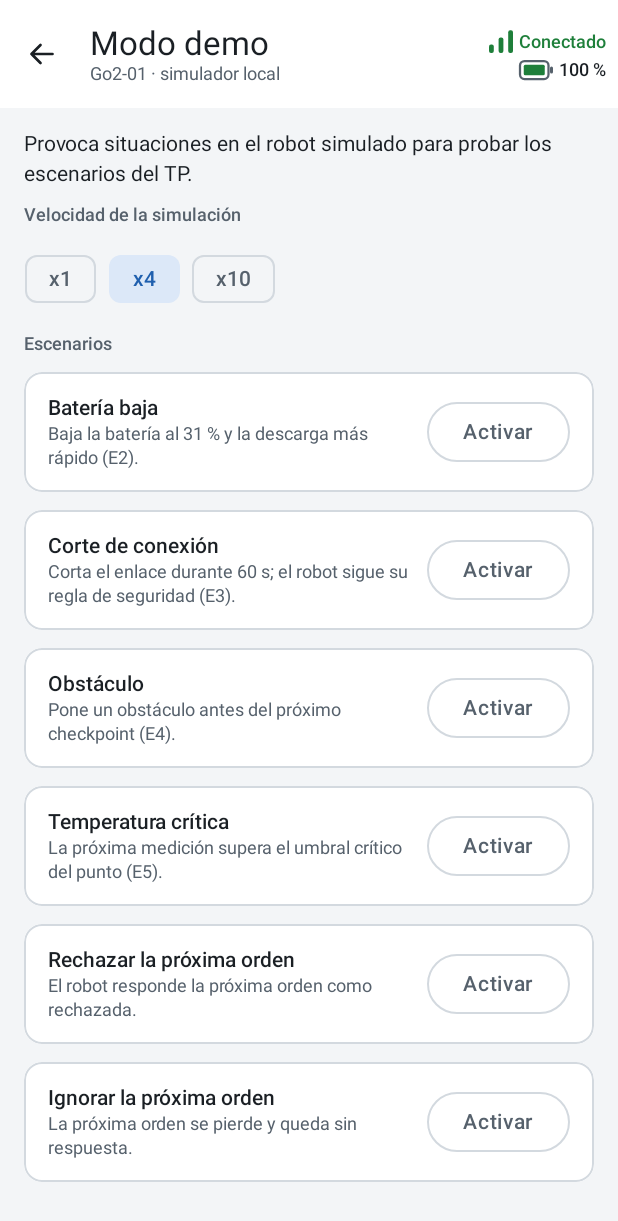
After one commit to Forche/tp-hmi-go2-rondas, an Android app built with Jetpack Compose: the composable SimulatorScreen shown on its own in the app's theme, on a phone screen of 412 x 824 dp. The commit adds this screen. Shown: the top 1221 px of the screen. Run offline under Robolectric (Android 15) with nearby library versions, the phone set to English and light mode, and no system bars; our stand-ins replace Dagger/Hilt's generated code.

Commit message:
Add demo mode screen to trigger the simulated scenarios
Low battery, connection loss, obstacle, critical temperature, and a
rejected or lost next command, plus the simulation speed.

```diff
--- /dev/null
+++ b/app/src/main/java/ar/edu/uade/go2rondas/presentation/simulator/SimulatorScreen.kt
@@ -0,0 +1,154 @@
+package ar.edu.uade.go2rondas.presentation.simulator
+
+import androidx.annotation.StringRes
+import androidx.compose.foundation.background
+import androidx.compose.foundation.border
+import androidx.compose.foundation.layout.Arrangement
+import androidx.compose.foundation.layout.Column
+import androidx.compose.foundation.layout.Row
+import androidx.compose.foundation.layout.fillMaxSize
+import androidx.compose.foundation.layout.fillMaxWidth
+import androidx.compose.foundation.layout.padding
+import androidx.compose.foundation.rememberScrollState
+import androidx.compose.foundation.shape.RoundedCornerShape
+import androidx.compose.foundation.verticalScroll
+import androidx.compose.material3.FilterChip
+import androidx.compose.material3.MaterialTheme
+import androidx.compose.material3.OutlinedButton
+import androidx.compose.material3.Text
+import androidx.compose.runtime.Composable
+import androidx.compose.runtime.LaunchedEffect
+import androidx.compose.runtime.getValue
+import androidx.compose.ui.Alignment
+import androidx.compose.ui.Modifier
+import androidx.compose.ui.draw.clip
+import androidx.compose.ui.platform.LocalContext
+import androidx.compose.ui.res.stringResource
+import androidx.compose.ui.unit.dp
+import androidx.hilt.navigation.compose.hiltViewModel
+import androidx.lifecycle.compose.collectAsStateWithLifecycle
+import ar.edu.uade.go2rondas.R
+import ar.edu.uade.go2rondas.core.model.UiState
+import ar.edu.uade.go2rondas.domain.model.SimulationScenario
+import ar.edu.uade.go2rondas.presentation.common.LocalSnackbarHostState
+import ar.edu.uade.go2rondas.presentation.common.components.ErrorView
+import ar.edu.uade.go2rondas.presentation.common.components.LoadingView
+import ar.edu.uade.go2rondas.presentation.common.components.RobotTopBar
+import ar.edu.uade.go2rondas.presentation.common.rememberNow
+
+@StringRes
+private fun SimulationScenario.titleRes(): Int = when (this) {
+    SimulationScenario.LOW_BATTERY -> R.string.scenario_low_battery
+    SimulationScenario.CONNECTION_LOSS -> R.string.scenario_connection_loss
+    SimulationScenario.OBSTACLE -> R.string.scenario_obstacle
+    SimulationScenario.HIGH_TEMPERATURE -> R.string.scenario_high_temperature
+    SimulationScenario.REJECT_NEXT_COMMAND -> R.string.scenario_reject
+    SimulationScenario.IGNORE_NEXT_COMMAND -> R.string.scenario_ignore
+}
+
+@StringRes
+private fun SimulationScenario.detailRes(): Int = when (this) {
+    SimulationScenario.LOW_BATTERY -> R.string.scenario_low_battery_detail
+    SimulationScenario.CONNECTION_LOSS -> R.string.scenario_connection_loss_detail
+    SimulationScenario.OBSTACLE -> R.string.scenario_obstacle_detail
+    SimulationScenario.HIGH_TEMPERATURE -> R.string.scenario_high_temperature_detail
+    SimulationScenario.REJECT_NEXT_COMMAND -> R.string.scenario_reject_detail
+    SimulationScenario.IGNORE_NEXT_COMMAND -> R.string.scenario_ignore_detail
+}
+
+private val TimeScales = listOf(1, 4, 10)
+
+@Composable
+fun SimulatorScreen(onBack: () -> Unit, viewModel: SimulatorViewModel = hiltViewModel()) {
+    val state by viewModel.uiState.collectAsStateWithLifecycle()
+    val snackbar = LocalSnackbarHostState.current
+    val context = LocalContext.current
+    LaunchedEffect(Unit) {
+        viewModel.effects.collect { effect ->
+            when (effect) {
+                is SimulatorUiEffect.Triggered -> snackbar.showSnackbar(
+                    context.getString(R.string.simulator_triggered, context.getString(effect.scenario.titleRes()))
+                )
+            }
+        }
+    }
+    val now = rememberNow()
+    Column(Modifier.fillMaxSize().background(MaterialTheme.colorScheme.background)) {
+        RobotTopBar(
+            title = stringResource(R.string.simulator_title),
+            snapshot = (state as? UiState.Success)?.data?.snapshot,
+            now = now,
+            onBack = onBack
+        )
+        when (val current = state) {
+            UiState.Idle, UiState.Loading -> LoadingView()
+            is UiState.Error -> ErrorView(current.message)
+            is UiState.Success -> SimulatorBody(current.data, viewModel::onTimeScaleSelected, viewModel::onTrigger)
+        }
+    }
+}
+
+@Composable
+private fun SimulatorBody(
+    data: SimulatorData,
+    onTimeScaleSelected: (Int) -> Unit,
+    onTrigger: (SimulationScenario) -> Unit
+) {
+    Column(
+        Modifier
+            .fillMaxSize()
+            .verticalScroll(rememberScrollState())
+            .padding(16.dp),
+        verticalArrangement = Arrangement.spacedBy(12.dp)
+    ) {
+        if (!data.available) {
+            Text(stringResource(R.string.simulator_unavailable), style = MaterialTheme.typography.bodyMedium)
+            return@Column
+        }
+        Text(stringResource(R.string.simulator_intro), style = MaterialTheme.typography.bodyMedium)
+        Label(stringResource(R.string.simulator_speed))
+        Row(horizontalArrangement = Arrangement.spacedBy(8.dp)) {
+            TimeScales.forEach { scale ->
+                FilterChip(
+                    selected = data.timeScale == scale,
+                    onClick = { onTimeScaleSelected(scale) },
+                    label = { Text(stringResource(R.string.simulator_speed_value, scale)) }
+                )
+            }
+        }
+        Label(stringResource(R.string.simulator_scenarios))
+        SimulationScenario.entries.forEach { scenario ->
+            ScenarioCard(scenario, onTrigger = { onTrigger(scenario) })
+        }
+    }
+}
+
+@Composable
+private fun ScenarioCard(scenario: SimulationScenario, onTrigger: () -> Unit) {
+    val shape = RoundedCornerShape(12.dp)
+    Row(
+        modifier = Modifier
+            .fillMaxWidth()
+            .clip(shape)
+            .background(MaterialTheme.colorScheme.surface)
+            .border(1.dp, MaterialTheme.colorScheme.outline, shape)
+            .padding(16.dp),
+        verticalAlignment = Alignment.CenterVertically,
+        horizontalArrangement = Arrangement.spacedBy(12.dp)
+    ) {
+        Column(Modifier.weight(1f), verticalArrangement = Arrangement.spacedBy(2.dp)) {
+            Text(stringResource(scenario.titleRes()), style = MaterialTheme.typography.labelLarge)
+            Text(
+                stringResource(scenario.detailRes()),
+                style = MaterialTheme.typography.bodySmall,
+                color = MaterialTheme.colorScheme.onSurfaceVariant
+            )
+        }
+        OutlinedButton(onClick = onTrigger) { Text(stringResource(R.string.simulator_trigger)) }
+    }
+}
+
+@Composable
+private fun Label(text: String) {
+    Text(text, style = MaterialTheme.typography.labelMedium, color = MaterialTheme.colorScheme.onSurfaceVariant)
+}
--- /dev/null
+++ b/app/src/main/java/ar/edu/uade/go2rondas/presentation/simulator/SimulatorViewModel.kt
@@ -0,0 +1,66 @@
+package ar.edu.uade.go2rondas.presentation.simulator
+
+import androidx.lifecycle.ViewModel
+import androidx.lifecycle.viewModelScope
+import ar.edu.uade.go2rondas.core.model.UiState
+import ar.edu.uade.go2rondas.domain.model.RobotSnapshot
+import ar.edu.uade.go2rondas.domain.model.SimulationScenario
+import ar.edu.uade.go2rondas.domain.usecase.ObserveRobotSnapshotUseCase
+import ar.edu.uade.go2rondas.domain.usecase.ObserveSimulationAvailableUseCase
+import ar.edu.uade.go2rondas.domain.usecase.ObserveSimulationTimeScaleUseCase
+import ar.edu.uade.go2rondas.domain.usecase.SetSimulationTimeScaleUseCase
+import ar.edu.uade.go2rondas.domain.usecase.TriggerSimulationScenarioUseCase
+import dagger.hilt.android.lifecycle.HiltViewModel
+import kotlinx.coroutines.flow.MutableSharedFlow
+import kotlinx.coroutines.flow.SharedFlow
+import kotlinx.coroutines.flow.SharingStarted
+import kotlinx.coroutines.flow.StateFlow
+import kotlinx.coroutines.flow.asSharedFlow
+import kotlinx.coroutines.flow.catch
+import kotlinx.coroutines.flow.combine
+import kotlinx.coroutines.flow.map
+import kotlinx.coroutines.flow.stateIn
+import kotlinx.coroutines.launch
+import javax.inject.Inject
+
+data class SimulatorData(
+    val snapshot: RobotSnapshot,
+    val available: Boolean,
+    val timeScale: Int
+)
+
+sealed interface SimulatorUiEffect {
+    data class Triggered(val scenario: SimulationScenario) : SimulatorUiEffect
+}
+
+@HiltViewModel
+class SimulatorViewModel @Inject constructor(
+    observeRobotSnapshot: ObserveRobotSnapshotUseCase,
+    observeSimulationAvailable: ObserveSimulationAvailableUseCase,
+    observeTimeScale: ObserveSimulationTimeScaleUseCase,
+    private val setTimeScale: SetSimulationTimeScaleUseCase,
+    private val triggerScenario: TriggerSimulationScenarioUseCase
+) : ViewModel() {
+
+    val uiState: StateFlow<UiState<SimulatorData>> =
+        combine(observeRobotSnapshot(), observeSimulationAvailable(), observeTimeScale()) { snapshot, available, scale ->
+            SimulatorData(snapshot, available, scale)
+        }
+            .map<SimulatorData, UiState<SimulatorData>> { UiState.Success(it) }
+            .catch { emit(UiState.Error(it.message ?: "Error")) }
+            .stateIn(viewModelScope, SharingStarted.WhileSubscribed(5_000), UiState.Loading)
+
+    private val _effects = MutableSharedFlow<SimulatorUiEffect>()
+    val effects: SharedFlow<SimulatorUiEffect> = _effects.asSharedFlow()
+
+    fun onTimeScaleSelected(scale: Int) {
+        viewModelScope.launch { setTimeScale(scale) }
+    }
+
+    fun onTrigger(scenario: SimulationScenario) {
+        viewModelScope.launch {
+            triggerScenario(scenario)
+            _effects.emit(SimulatorUiEffect.Triggered(scenario))
+        }
+    }
+}
--- a/app/src/main/res/values/strings.xml
+++ b/app/src/main/res/values/strings.xml
@@ -246,6 +246,29 @@
     <string name="panel_last_mission">Última ronda: %1$s</string>
     <string name="panel_see_summary">Ver resumen</string>
 
+    <!-- Modo demo -->
+    <string name="simulator_title">Modo demo</string>
+    <string name="cd_open_simulator">Abrir el modo demo</string>
+    <string name="simulator_intro">Provoca situaciones en el robot simulado para probar los escenarios del TP.</string>
+    <string name="simulator_unavailable">El modo demo sólo funciona con el simulador local.</string>
+    <string name="simulator_speed">Velocidad de la simulación</string>
+    <string name="simulator_speed_value">x%1$d</string>
+    <string name="simulator_scenarios">Escenarios</string>
+    <string name="simulator_trigger">Activar</string>
+    <string name="simulator_triggered">Escenario activado: %1$s</string>
+    <string name="scenario_low_battery">Batería baja</string>
+    <string name="scenario_low_battery_detail">Baja la batería al 31 % y la descarga más rápido (E2).</string>
+    <string name="scenario_connection_loss">Corte de conexión</string>
+    <string name="scenario_connection_loss_detail">Corta el enlace durante 60 s; el robot sigue su regla de seguridad (E3).</string>
+    <string name="scenario_obstacle">Obstáculo</string>
+    <string name="scenario_obstacle_detail">Pone un obstáculo antes del próximo checkpoint (E4).</string>
+    <string name="scenario_high_temperature">Temperatura crítica</string>
+    <string name="scenario_high_temperature_detail">La próxima medición supera el umbral crítico del punto (E5).</string>
+    <string name="scenario_reject">Rechazar la próxima orden</string>
+    <string name="scenario_reject_detail">El robot responde la próxima orden como rechazada.</string>
+    <string name="scenario_ignore">Ignorar la próxima orden</string>
+    <string name="scenario_ignore_detail">La próxima orden se pierde y queda sin respuesta.</string>
+
     <!-- Avisos -->
     <string name="msg_command_rejected">%1$s: rechazada (%2$s)</string>
     <string name="msg_command_no_response">%1$s: sin respuesta. La orden no se reenvía sola.</string>
```
